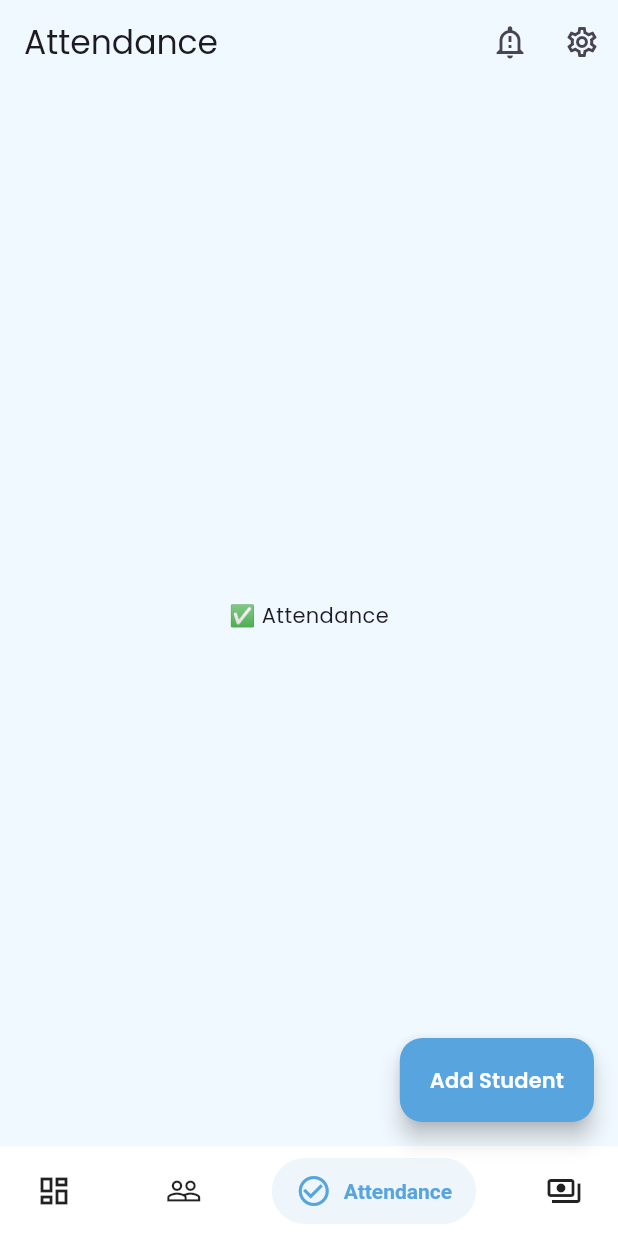
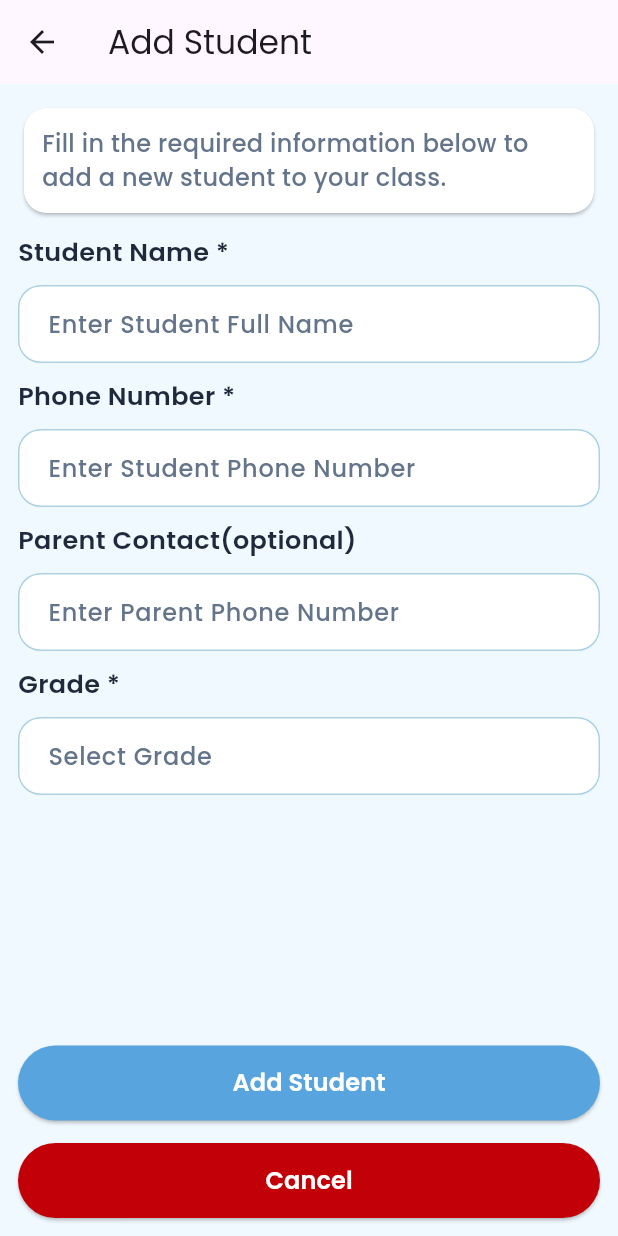
Before and after one commit to amrelmaadawy/teacher-system, a Flutter app: the LayoutView screen opened directly, item 3 of the bottom bar chosen, after a tap on "Add Student", on a phone screen of 412 x 824 dp. Run offline on Flutter 3.47's test engine with Material 3 defaults, Android fonts, the phone set to English and light mode, and no system bars; drawn by our look-alikes of salomon_bottom_bar.

Commit message:
add add student view

```diff
--- a/lib/features/auth/presentation/widgets/custom_elevated_button.dart
+++ b/lib/core/components/custom_elevated_button.dart
@@ -1,21 +1,25 @@
-
 import 'package:flutter/material.dart';
 import 'package:teacher_system/core/utils/app_colors.dart';
 
 class CustomElevatedButton extends StatelessWidget {
-  const CustomElevatedButton({super.key,required this.onPressed, required this.text});
+  const CustomElevatedButton({
+    super.key,
+    required this.onPressed,
+    required this.text, this.color=lightBottonColor,
+  });
   final void Function() onPressed;
   final String text;
+  final Color? color;
   @override
   Widget build(BuildContext context) {
     return SizedBox(
       width: double.infinity,
       height: 50,
       child: ElevatedButton(
-        onPressed:onPressed,
-        style: ElevatedButton.styleFrom(backgroundColor: lightBottonColor),
+        onPressed: onPressed,
+        style: ElevatedButton.styleFrom(backgroundColor: color),
         child: Text(
-         text,
+          text,
           style: TextStyle(
             color: lightWhiteColor,
             fontWeight: FontWeight.w600,
--- a/lib/features/auth/presentation/widgets/create_account_card.dart
+++ b/lib/features/auth/presentation/widgets/create_account_card.dart
@@ -1,9 +1,9 @@
 import 'package:flutter/material.dart';
 import 'package:teacher_system/core/utils/app_colors.dart';
 import 'package:teacher_system/core/utils/app_size.dart';
-import 'package:teacher_system/features/auth/presentation/widgets/custom_elevated_button.dart';
+import 'package:teacher_system/core/components/custom_elevated_button.dart';
 import 'package:teacher_system/features/auth/presentation/widgets/custom_login_person.dart';
-import 'package:teacher_system/features/auth/presentation/widgets/custom_text_form_field.dart';
+import 'package:teacher_system/core/components/custom_text_form_field.dart';
 import 'package:teacher_system/generated/l10n.dart';
 
 class CreateAccountCard extends StatefulWidget {
--- a/lib/features/auth/presentation/widgets/forgot_password_card.dart
+++ b/lib/features/auth/presentation/widgets/forgot_password_card.dart
@@ -1,8 +1,8 @@
 
 import 'package:flutter/material.dart';
 import 'package:teacher_system/core/utils/app_size.dart';
-import 'package:teacher_system/features/auth/presentation/widgets/custom_elevated_button.dart';
-import 'package:teacher_system/features/auth/presentation/widgets/custom_text_form_field.dart';
+import 'package:teacher_system/core/components/custom_elevated_button.dart';
+import 'package:teacher_system/core/components/custom_text_form_field.dart';
 import 'package:teacher_system/generated/l10n.dart';
 
 class ForgotPasswordCard extends StatefulWidget {
--- a/lib/features/auth/presentation/widgets/login_card.dart
+++ b/lib/features/auth/presentation/widgets/login_card.dart
@@ -2,9 +2,9 @@ import 'package:flutter/material.dart';
 import 'package:teacher_system/core/utils/app_colors.dart';
 import 'package:teacher_system/core/utils/app_size.dart';
 import 'package:teacher_system/features/auth/presentation/views/forgot_password_view.dart';
-import 'package:teacher_system/features/auth/presentation/widgets/custom_elevated_button.dart';
+import 'package:teacher_system/core/components/custom_elevated_button.dart';
 import 'package:teacher_system/features/auth/presentation/widgets/custom_login_person.dart';
-import 'package:teacher_system/features/auth/presentation/widgets/custom_text_form_field.dart';
+import 'package:teacher_system/core/components/custom_text_form_field.dart';
 import 'package:teacher_system/features/layout/presentation/view/layout_view.dart';
 import 'package:teacher_system/generated/l10n.dart';
 
--- a/lib/features/layout/presentation/view/layout_view.dart
+++ b/lib/features/layout/presentation/view/layout_view.dart
@@ -5,6 +5,7 @@ import 'package:teacher_system/core/utils/app_size.dart';
 import 'package:teacher_system/features/attendance/presentation/views/attendance_view.dart';
 import 'package:teacher_system/features/home/presentation/views/home_view.dart';
 import 'package:teacher_system/features/payments/presentation/views/payments_view.dart';
+import 'package:teacher_system/features/students/presentation/views/add_student_view.dart';
 import 'package:teacher_system/features/students/presentation/views/students_view.dart';
 import 'package:teacher_system/generated/l10n.dart';
 
@@ -33,14 +34,19 @@ class _HomeScreenState extends State<LayoutView> {
   @override
   Widget build(BuildContext context) {
     return Scaffold(
+
       floatingActionButton: FloatingActionButton.extended(
-
         shape: RoundedRectangleBorder(
           borderRadius: BorderRadiusGeometry.circular(defBorderRadius),
         ),
         backgroundColor: lightBottonColor,
         isExtended: true,
-        onPressed: () {},
+        onPressed: () {
+          Navigator.push(
+            context,
+            MaterialPageRoute(builder: (context) => AddStudentView()),
+          );
+        },
         label: Text(
           'Add Student',
           style: TextStyle(color: lightWhiteColor, fontWeight: FontWeight.w600),
--- /dev/null
+++ b/lib/features/students/presentation/views/add_student_view.dart
@@ -0,0 +1,101 @@
+import 'package:flutter/material.dart';
+import 'package:teacher_system/core/components/custom_elevated_button.dart';
+import 'package:teacher_system/core/utils/app_colors.dart';
+import 'package:teacher_system/core/utils/app_size.dart';
+import 'package:teacher_system/core/components/custom_text_form_field.dart';
+
+class AddStudentView extends StatefulWidget {
+  const AddStudentView({super.key});
+
+  @override
+  State<AddStudentView> createState() => _AddStudentViewState();
+}
+
+class _AddStudentViewState extends State<AddStudentView> {
+  final studentNameController = TextEditingController();
+  final studentPhoneNumberController = TextEditingController();
+  final paredntContactController = TextEditingController();
+  final gradeController = TextEditingController();
+  @override
+  Widget build(BuildContext context) {
+    return Scaffold(
+      appBar: AppBar(title: Text('Add Student')),
+      body: SafeArea(
+        child: Padding(
+          padding: const EdgeInsets.all(defPadding),
+          child: Column(
+            children: [
+              Card(
+                color: lightWhiteColor,
+                shape: RoundedRectangleBorder(
+                  borderRadius: BorderRadiusGeometry.circular(defBorderRadius),
+                ),
+                child: Padding(
+                  padding: const EdgeInsets.all(defPadding),
+                  child: Text(
+                    'Fill in the required information below to add a new student to your class.',
+                    style: TextStyle(
+                      color: lightSubTextColor,
+                      fontSize: 16,
+                      fontWeight: FontWeight.w500,
+                    ),
+                  ),
+                ),
+              ),
+              SizedBox(height: 10),
+              CustomTextFormField(
+                controller: studentNameController,
+                text: 'Student Name *',
+                labelText: 'Enter Student Full Name',
+                validator: (i) {
+                  return null;
+                },
+                keyboardType: TextInputType.text,
+              ),
+              SizedBox(height: 10),
+              CustomTextFormField(
+                controller: studentPhoneNumberController,
+                text: 'Phone Number *',
+                labelText: 'Enter Student Phone Number',
+                validator: (i) {
+                  return null;
+                },
+                keyboardType: TextInputType.text,
+              ),
+              SizedBox(height: 10),
+              CustomTextFormField(
+                controller: paredntContactController,
+                text: 'Parent Contact(optional)',
+                labelText: 'Enter Parent Phone Number',
+                validator: (i) {
+                  return null;
+                },
+                keyboardType: TextInputType.text,
+              ),
+              SizedBox(height: 10),
+              CustomTextFormField(
+                controller: gradeController,
+                text: 'Grade *',
+                labelText: 'Select Grade',
+                validator: (i) {
+                  return null;
+                },
+                keyboardType: TextInputType.text,
+              ),
+              Spacer(),
+              CustomElevatedButton(onPressed: () {}, text: 'Add Student'),
+              SizedBox(height: 15),
+              CustomElevatedButton(
+                onPressed: () {
+                  Navigator.pop(context);
+                },
+                text: 'Cancel',
+                color: Color(0xffc10007),
+              ),
+            ],
+          ),
+        ),
+      ),
+    );
+  }
+}
--- a/lib/features/students/presentation/views/students_view.dart
+++ b/lib/features/students/presentation/views/students_view.dart
@@ -1,7 +1,7 @@
 import 'package:flutter/material.dart';
 import 'package:teacher_system/core/utils/app_colors.dart';
 import 'package:teacher_system/core/utils/app_size.dart';
-import 'package:teacher_system/features/auth/presentation/widgets/custom_text_form_field.dart';
+import 'package:teacher_system/core/components/custom_text_form_field.dart';
 import 'package:teacher_system/features/students/presentation/widgets/custom_student_item.dart';
 import 'package:teacher_system/features/students/presentation/widgets/custom_students_card.dart';
 
@@ -35,7 +35,7 @@ class _StudentsViewState extends State<StudentsView> {
                 CustomTextFormField(
                   prefixIcon: Icon(Icons.search, color: lightSubTextColor),
                   suffixIcon: Icon(Icons.tune, color: lightSubTextColor),
-                  controller: TextEditingController(),
+                  controller: searchController,
                   text: '',
                   labelText: 'Search Students',
                   validator: (i) => null,
```
Also changed, not shown: lib/core/components/custom_text_form_field.dart (renamed from lib/features/auth/presentation/widgets/custom_text_form_field.dart).
